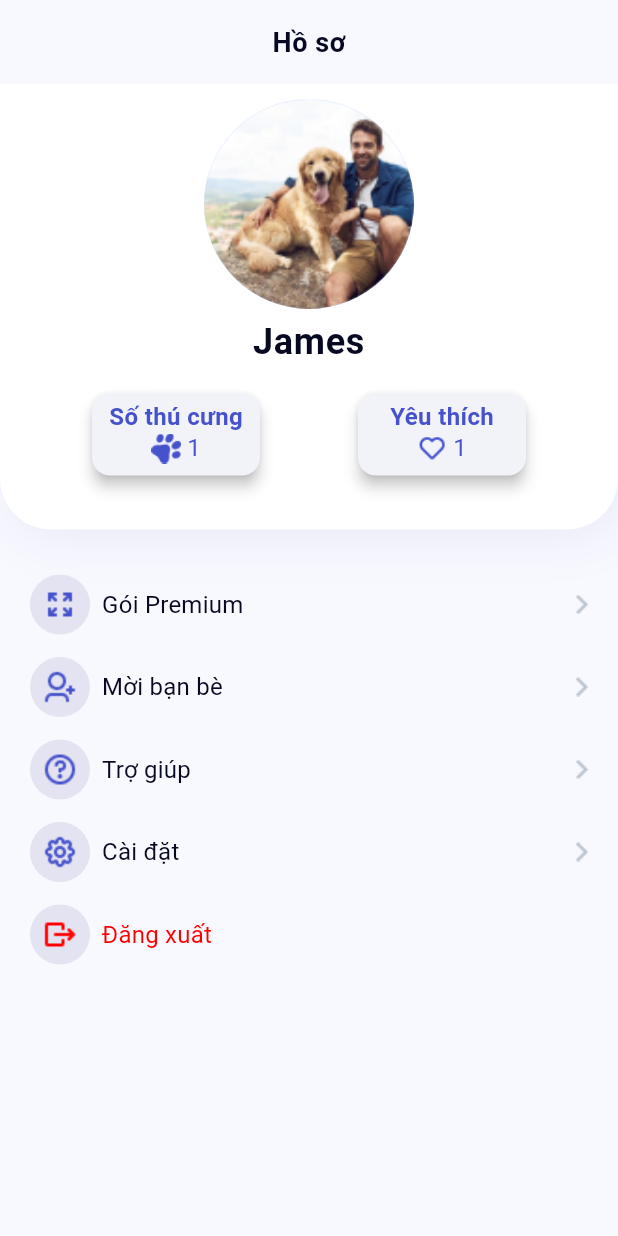
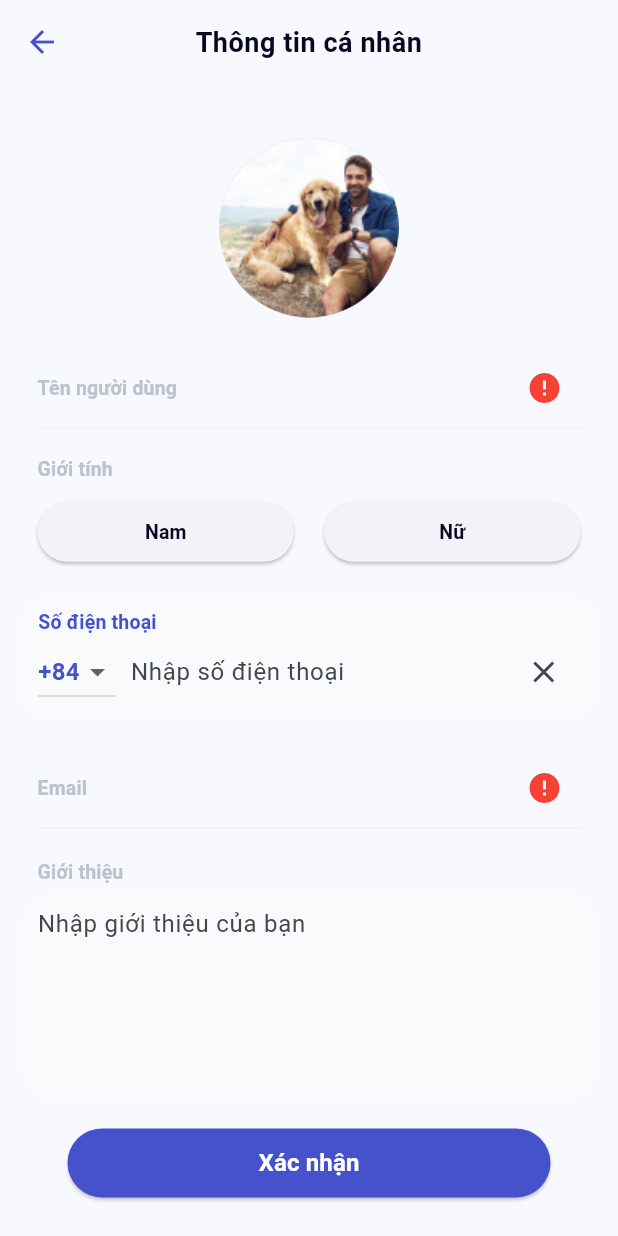
Before and after one commit to DQuyen231/PetCarePal_template, a Flutter app: the screen it shows after launch, on a phone screen of 412 x 824 dp. Run offline on Flutter 3.47's test engine with Material 3 defaults, Android fonts, the phone set to English and light mode, and no system bars; our stand-ins replace icons_plus; Roboto replaces fonts that are missing (Encode Sans).

Commit message:
edit user profile screen

```diff
--- a/lib/main.dart
+++ b/lib/main.dart
@@ -4,12 +4,11 @@ import 'package:petcarepal/config/bottom_navigation.dart';
 import 'package:petcarepal/screens/booking_type/booking_type.dart';
 import 'package:petcarepal/screens/home/home.dart';
 import 'package:petcarepal/screens/signin/signin.dart';
-import 'package:petcarepal/screens/splash/splash.dart';
 import 'package:petcarepal/screens/successpay/successpay.dart';
 import 'package:petcarepal/screens/payment/payment.dart';
 import 'package:petcarepal/screens/appointments/appointments.dart';
-import 'package:petcarepal/screens/user_profile/components/profile_option.dart';
 import 'package:petcarepal/screens/user_profile/profile.dart';
+import 'package:petcarepal/screens/edit_user_profile/edit_user_profile.dart';
 
 void main() {
   runApp(const MyApp());
@@ -29,7 +28,7 @@ class MyApp extends StatelessWidget {
         useMaterial3: true,
       ),
       debugShowCheckedModeBanner: false,
-      home: ProfilePage(),
+      home: EditUserProfile(),
     );
   }
 }
--- /dev/null
+++ b/lib/screens/edit_user_profile/components/gender_option.dart
@@ -0,0 +1,93 @@
+import 'package:flutter/material.dart';
+
+class GenderOption extends StatefulWidget {
+  final ValueChanged<String> onGenderChanged;
+  final String label;
+
+  const GenderOption({
+    Key? key,
+    required this.onGenderChanged,
+    required this.label,
+  }) : super(key: key);
+
+  @override
+  _GenderSelectionState createState() => _GenderSelectionState();
+}
+
+class _GenderSelectionState extends State<GenderOption> {
+  String _selectedGender = '';
+
+  @override
+  Widget build(BuildContext context) {
+    return Column(
+      crossAxisAlignment: CrossAxisAlignment.start,
+      children: [
+        Padding(
+          padding:
+              const EdgeInsets.only(left: 20.0), // Thêm padding sang bên phải
+          child: Text(
+            widget.label,
+            style: TextStyle(
+              color: Color(0xFFBBC3CE),
+              fontSize: 13,
+              fontWeight: FontWeight.w600,
+              height: 0,
+              letterSpacing: 0.13,
+            ),
+          ),
+        ),
+        SizedBox(height: 10.0),
+        Padding(
+          padding: const EdgeInsets.symmetric(
+              horizontal: 20.0), // Thêm padding trái phải cho Row
+          child: Row(
+            mainAxisAlignment: MainAxisAlignment.center,
+            children: [
+              Expanded(
+                child: ElevatedButton(
+                  onPressed: () {
+                    setState(() {
+                      _selectedGender = 'Nam';
+                      widget.onGenderChanged(_selectedGender);
+                    });
+                  },
+                  child: Text(
+                    'Nam',
+                    style: TextStyle(
+                      color: Color(0xFF070821),
+                      fontSize: 13,
+                      fontWeight: FontWeight.w600,
+                      height: 0,
+                      letterSpacing: 0.13,
+                    ),
+                  ),
+                ),
+              ),
+              SizedBox(width: 20.0),
+              Expanded(
+                child: ElevatedButton(
+                  onPressed: () {
+                    setState(() {
+                      _selectedGender = 'Nữ';
+                      widget.onGenderChanged(_selectedGender);
+                    });
+                  },
+                  child: Text(
+                    'Nữ',
+                    style: TextStyle(
+                      color: Color(0xFF070821),
+                      fontSize: 13,
+                      fontWeight: FontWeight.w600,
+                      height: 0,
+                      letterSpacing: 0.13,
+                    ),
+                  ),
+                ),
+              ),
+            ],
+          ),
+        ),
+      ],
+    );
+  }
+}
--- /dev/null
+++ b/lib/screens/edit_user_profile/components/input.dart
@@ -0,0 +1,61 @@
+// File: user_input.dart
+import 'package:flutter/material.dart';
+
+class UserInput extends StatefulWidget {
+  final ValueChanged<String> onChanged;
+  final String label;
+
+  const UserInput({
+    Key? key,
+    required this.onChanged,
+    required this.label,
+    required TextEditingController controller,
+  }) : super(key: key);
+
+  @override
+  _UserInputState createState() => _UserInputState();
+}
+
+class _UserInputState extends State<UserInput> {
+  TextEditingController _controller = TextEditingController();
+  bool _isValid = false;
+
+  @override
+  Widget build(BuildContext context) {
+    return TextField(
+      controller: _controller,
+      onChanged: (value) {
+        setState(() {
+          _isValid = value.isNotEmpty;
+          widget.onChanged(value);
+        });
+      },
+      style: TextStyle(fontSize: 16.0, color: Colors.black87),
+      decoration: InputDecoration(
+        labelText: widget.label,
+        labelStyle: TextStyle(
+          color: Color(0xFFBBC3CE),
+          fontSize: 13,
+          fontWeight: FontWeight.w600,
+          height: 0,
+          letterSpacing: 0.13,
+        ),
+        focusedBorder: UnderlineInputBorder(
+          borderSide: BorderSide(color: Color(0xFF070821)),
+        ),
+        enabledBorder: UnderlineInputBorder(
+          borderSide: BorderSide(color: Color.fromRGBO(240, 240, 248, 1)),
+        ),
+        suffixIcon: _isValid
+            ? Icon(
+                Icons.check,
+                color: Colors.green,
+              )
+            : Icon(
+                Icons.error,
+                color: Colors.red,
+              ),
+      ),
+    );
+  }
+}
--- /dev/null
+++ b/lib/screens/edit_user_profile/components/introduce_input.dart
@@ -0,0 +1,52 @@
+import 'package:flutter/material.dart';
+
+class IntroductionInput extends StatelessWidget {
+  final TextEditingController controller;
+
+  const IntroductionInput({
+    Key? key,
+    required this.controller,
+  }) : super(key: key);
+
+  @override
+  Widget build(BuildContext context) {
+    return Column(
+      crossAxisAlignment: CrossAxisAlignment.start,
+      children: [
+        Padding(
+          padding: const EdgeInsets.only(left: 10.0, bottom: 5),
+          child: Column(
+            crossAxisAlignment: CrossAxisAlignment.start,
+            children: [
+              Text(
+                'Giới thiệu',
+                style: TextStyle(
+                  color: Color(0xFFBBC3CE),
+                  fontSize: 13,
+                  fontWeight: FontWeight.w600,
+                  letterSpacing: 0.13,
+                ),
+              ),
+            ],
+          ),
+        ),
+        Container(
+          padding: EdgeInsets.symmetric(horizontal: 10),
+          width: double.infinity,
+          decoration: BoxDecoration(
+            color: Color.fromRGBO(249, 250, 251, 1),
+            borderRadius: BorderRadius.circular(20.0),
+          ),
+          child: TextFormField(
+            controller: controller,
+            maxLines: 5, // Đặt số dòng tối đa
+            decoration: InputDecoration(
+              hintText: 'Nhập giới thiệu của bạn',
+              border: InputBorder.none,
+            ),
+          ),
+        ),
+      ],
+    );
+  }
+}
--- /dev/null
+++ b/lib/screens/edit_user_profile/components/phone_input.dart
@@ -0,0 +1,88 @@
+import 'package:flutter/material.dart';
+
+class PhoneInput extends StatefulWidget {
+  final TextEditingController controller;
+
+  const PhoneInput({
+    Key? key,
+    required this.controller,
+  }) : super(key: key);
+
+  @override
+  _PhoneInputState createState() => _PhoneInputState();
+}
+
+class _PhoneInputState extends State<PhoneInput> {
+  @override
+  Widget build(BuildContext context) {
+    return Container(
+      padding: EdgeInsets.symmetric(horizontal: 12),
+      width: 385,
+      height: 80,
+      decoration: BoxDecoration(
+        color: Color.fromRGBO(249, 250, 251, 1),
+        borderRadius: BorderRadius.circular(20.0),
+      ),
+      child: Column(
+        crossAxisAlignment: CrossAxisAlignment.start,
+        mainAxisAlignment: MainAxisAlignment.center,
+        children: [
+          Text(
+            'Số điện thoại',
+            style: TextStyle(
+              color: Color(0xFF4552CB),
+              fontSize: 13,
+              fontWeight: FontWeight.w600,
+              letterSpacing: 0.13,
+            ),
+          ),
+          Row(
+            children: [
+              // Dropdown để chọn đầu số quốc gia
+              DropdownButton<String>(
+                value: '+84', // Mặc định đầu số quốc gia
+                onChanged: (String? newValue) {
+                  setState(() {
+                    // Cập nhật giá trị đầu số quốc gia khi thay đổi
+                  });
+                },
+                items: <String>['+84', '+1', '+44', '+81']
+                    .map<DropdownMenuItem<String>>((String value) {
+                  return DropdownMenuItem<String>(
+                    value: value,
+                    child: Text(
+                      value,
+                      style: TextStyle(
+                        color: Color(0xFF4552CB),
+                        fontSize: 16,
+                        fontWeight: FontWeight.w600,
+                      ),
+                    ),
+                  );
+                }).toList(),
+              ),
+              SizedBox(width: 10.0),
+              // TextFormField cho nhập số điện thoại
+              Expanded(
+                child: TextFormField(
+                  controller: widget.controller,
+                  decoration: InputDecoration(
+                    hintText: 'Nhập số điện thoại',
+                    border: InputBorder.none,
+                  ),
+                ),
+              ),
+              // IconButton để xóa nội dung của TextFormField
+              IconButton(
+                icon: Icon(Icons.clear),
+                onPressed: () {
+                  widget.controller.clear();
+                },
+              ),
+            ],
+          ),
+        ],
+      ),
+    );
+  }
+}
--- /dev/null
+++ b/lib/screens/edit_user_profile/edit_user_profile.dart
@@ -0,0 +1,133 @@
+import 'package:flutter/material.dart';
+import 'package:petcarepal/screens/edit_user_profile/components/gender_option.dart';
+import 'package:petcarepal/screens/edit_user_profile/components/input.dart';
+import 'package:petcarepal/screens/edit_user_profile/components/introduce_input.dart';
+import 'package:petcarepal/screens/edit_user_profile/components/phone_input.dart';
+
+class EditUserProfile extends StatefulWidget {
+  @override
+  _EditUserProfileState createState() => _EditUserProfileState();
+}
+
+class _EditUserProfileState extends State<EditUserProfile> {
+  String _selectedGender = '';
+  TextEditingController _nameController = TextEditingController();
+  TextEditingController _emailController = TextEditingController();
+  TextEditingController _phoneController = TextEditingController();
+  TextEditingController _introductionController = TextEditingController();
+
+  @override
+  Widget build(BuildContext context) {
+    return Scaffold(
+      appBar: AppBar(
+        title: Text(
+          'Thông tin cá nhân',
+          textAlign: TextAlign.center,
+          style: TextStyle(
+            color: Color(0xFF070821),
+            fontSize: 18,
+            fontWeight: FontWeight.w700,
+            height: 0,
+            letterSpacing: 0.36,
+          ),
+        ),
+        centerTitle: true,
+        leading: IconButton(
+          icon: Icon(Icons.arrow_back),
+          onPressed: () {
+            Navigator.of(context).pop();
+          },
+        ),
+        iconTheme: IconThemeData(color: Color(0xFF4552CB)),
+        // Các thuộc tính khác của AppBar nếu cần
+      ),
+      body: Center(
+        child: SingleChildScrollView(
+          padding: EdgeInsets.all(5.0),
+          child: Column(
+            children: [
+              SizedBox(height: 10.0),
+              CircleAvatar(
+                radius: 60.0,
+                backgroundImage: AssetImage('assets/images/user_avatar.png'),
+              ),
+              SizedBox(height: 20.0),
+              Padding(
+                padding: const EdgeInsets.symmetric(horizontal: 20.0),
+                child: UserInput(
+                  controller: _nameController,
+                  onChanged: (value) {
+                    // Xử lý giá trị từ UserInput
+                    print('New value: $value');
+                  },
+                  label: 'Tên người dùng',
+                ),
+              ),
+              SizedBox(height: 20.0),
+              GenderOption(
+                onGenderChanged: (gender) {
+                  setState(() {
+                    _selectedGender = gender;
+                    print('Selected gender: $_selectedGender');
+                  });
+                },
+                label: 'Giới tính',
+              ),
+              SizedBox(height: 20.0),
+              PhoneInput(
+                controller: _phoneController,
+              ),
+              SizedBox(height: 20.0),
+              Padding(
+                padding: const EdgeInsets.symmetric(horizontal: 20.0),
+                child: UserInput(
+                  controller: _emailController,
+                  onChanged: (value) {
+                    // Xử lý giá trị từ UserInput
+                    print('New value: $value');
+                  },
+                  label: 'Email',
+                ),
+              ),
+              SizedBox(height: 20.0),
+              Padding(
+                padding: const EdgeInsets.symmetric(horizontal: 10.0),
+                child: IntroductionInput(
+                  controller: _introductionController,
+                ),
+              ),
+              SizedBox(height: 20.0),
+              Align(
+                alignment: Alignment.center,
+                child: Container(
+                  padding: EdgeInsets.only(left: 40, right: 40),
+                  width: double.infinity,
+                  height: 46, // Chiều rộng tối đa
+                  child: ElevatedButton(
+                    onPressed: () {
+                      // Xử lý khi người dùng nhấn nút xác nhận
+                      print('Confirm button pressed');
+                    },
+                    style: ElevatedButton.styleFrom(
+                      backgroundColor: Color(
+                          0xFF4552CB), // Màu nền của nút // Màu chữ của nút
+                    ),
+                    child: Text(
+                      'Xác nhận',
+                      textAlign: TextAlign.center,
+                      style: TextStyle(
+                        color: Colors.white,
+                        fontSize: 16,
+                        fontWeight: FontWeight.w700,
+                      ),
+                    ),
+                  ),
+                ),
+              ),
+            ],
+          ),
+        ),
+      ),
+    );
+  }
+}
```
